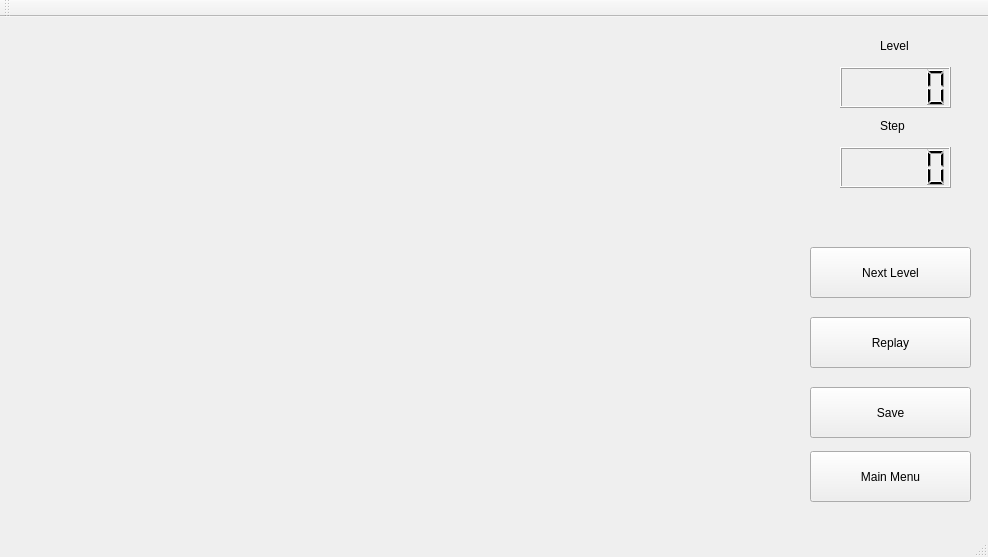
This is mainwindow.ui in leo900807/sokoban as Qt 5 draws it before an edit. The edited form follows.
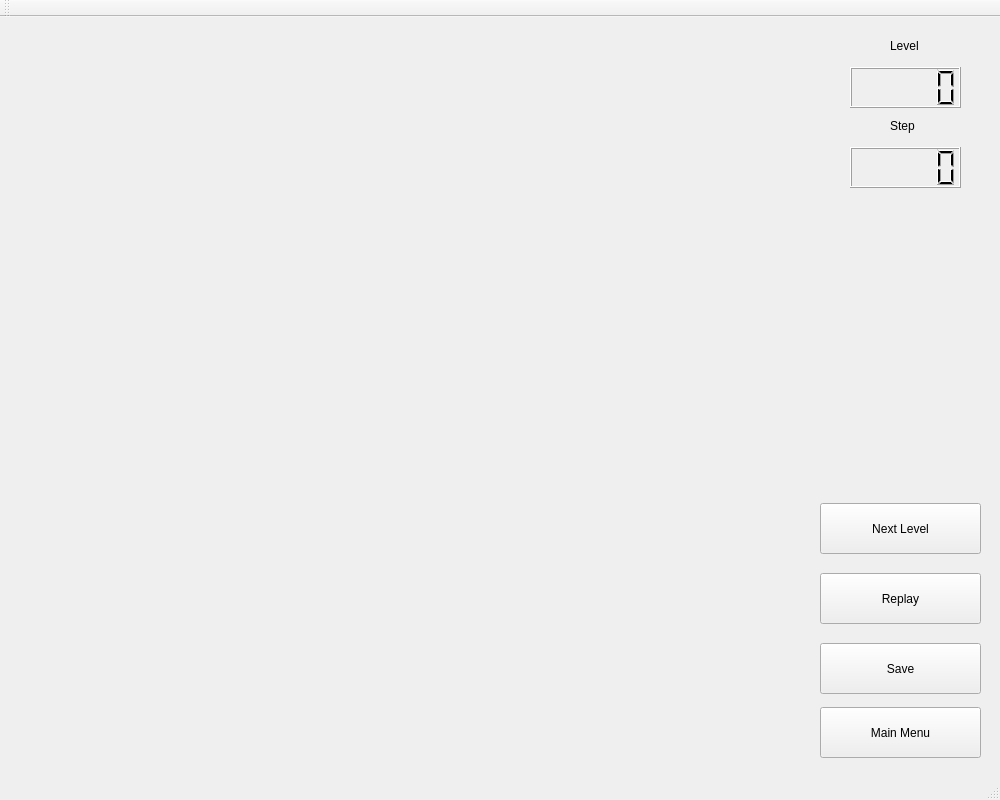
This is the edited form. Icons and pictures are not drawn.

Commit message: Optimize the interface and README.md. Add level_3.dat

What changed in the file:
```diff
--- a/mainwindow.ui
+++ b/mainwindow.ui
@@ -6,8 +6,8 @@
    <rect>
     <x>0</x>
     <y>0</y>
-    <width>988</width>
-    <height>557</height>
+    <width>1000</width>
+    <height>800</height>
    </rect>
   </property>
   <property name="windowTitle">
@@ -17,7 +17,7 @@
    <widget class="QLCDNumber" name="Step">
     <property name="geometry">
      <rect>
-      <x>840</x>
+      <x>850</x>
       <y>130</y>
       <width>111</width>
       <height>41</height>
@@ -27,7 +27,7 @@
    <widget class="QLabel" name="Step_Label">
     <property name="geometry">
      <rect>
-      <x>880</x>
+      <x>890</x>
       <y>100</y>
       <width>67</width>
       <height>17</height>
@@ -40,8 +40,8 @@
    <widget class="QPushButton" name="MainMenu_Button">
     <property name="geometry">
      <rect>
-      <x>810</x>
-      <y>434</y>
+      <x>820</x>
+      <y>690</y>
       <width>161</width>
       <height>51</height>
      </rect>
@@ -53,8 +53,8 @@
    <widget class="QPushButton" name="Save_Button">
     <property name="geometry">
      <rect>
-      <x>810</x>
-      <y>370</y>
+      <x>820</x>
+      <y>626</y>
       <width>161</width>
       <height>51</height>
      </rect>
@@ -66,8 +66,8 @@
    <widget class="QPushButton" name="Replay_Button">
     <property name="geometry">
      <rect>
-      <x>810</x>
-      <y>300</y>
+      <x>820</x>
+      <y>556</y>
       <width>161</width>
       <height>51</height>
      </rect>
@@ -79,7 +79,7 @@
    <widget class="QLabel" name="Level_Label">
     <property name="geometry">
      <rect>
-      <x>880</x>
+      <x>890</x>
       <y>20</y>
       <width>67</width>
       <height>17</height>
@@ -92,7 +92,7 @@
    <widget class="QLCDNumber" name="Level">
     <property name="geometry">
      <rect>
-      <x>840</x>
+      <x>850</x>
       <y>50</y>
       <width>111</width>
       <height>41</height>
@@ -102,8 +102,8 @@
    <widget class="QPushButton" name="NextLevel_Button">
     <property name="geometry">
      <rect>
-      <x>810</x>
-      <y>230</y>
+      <x>820</x>
+      <y>486</y>
       <width>161</width>
       <height>51</height>
      </rect>
```
Left out of the diff: 12 changed lines with no effect on the pictures. The commit also changes 4 other files.
